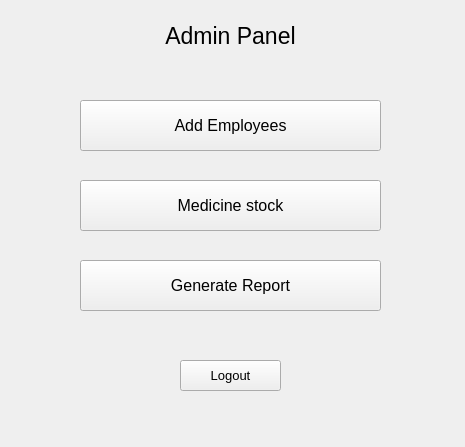
First picture: the form in admin_panel/admin_panel.ui, repository osamamuhammad3623/pharmacy_management_system, before the edit.
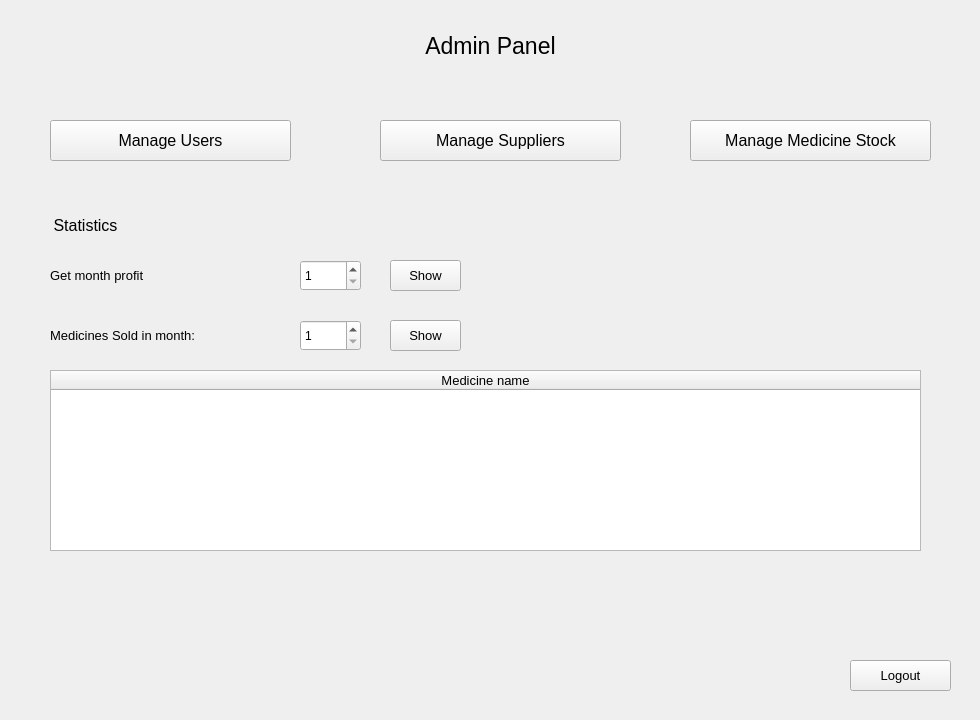
Second picture: the form after the edit.

Diff of the .ui file:
```diff
--- a/admin_panel/admin_panel.ui
+++ b/admin_panel/admin_panel.ui
@@ -6,36 +6,18 @@
    <rect>
     <x>0</x>
     <y>0</y>
-    <width>465</width>
-    <height>447</height>
+    <width>980</width>
+    <height>720</height>
    </rect>
   </property>
   <property name="windowTitle">
    <string>Form</string>
   </property>
-  <widget class="QPushButton" name="generate_reports">
-   <property name="geometry">
-    <rect>
-     <x>80</x>
-     <y>260</y>
-     <width>301</width>
-     <height>51</height>
-    </rect>
-   </property>
-   <property name="font">
-    <font>
-     <pointsize>12</pointsize>
-    </font>
-   </property>
-   <property name="text">
-    <string>Generate Report</string>
-   </property>
-  </widget>
   <widget class="QPushButton" name="logout">
    <property name="geometry">
     <rect>
-     <x>180</x>
-     <y>360</y>
+     <x>850</x>
+     <y>660</y>
      <width>101</width>
      <height>31</height>
     </rect>
@@ -52,10 +34,10 @@
   <widget class="QPushButton" name="md_stock">
    <property name="geometry">
     <rect>
-     <x>80</x>
-     <y>180</y>
-     <width>301</width>
-     <height>51</height>
+     <x>50</x>
+     <y>120</y>
+     <width>241</width>
+     <height>41</height>
     </rect>
    </property>
    <property name="font">
@@ -64,32 +46,14 @@
     </font>
    </property>
    <property name="text">
-    <string>Medicine stock</string>
-   </property>
-  </widget>
-  <widget class="QPushButton" name="add_employees">
-   <property name="geometry">
-    <rect>
-     <x>80</x>
-     <y>100</y>
-     <width>301</width>
-     <height>51</height>
-    </rect>
-   </property>
-   <property name="font">
-    <font>
-     <pointsize>12</pointsize>
-    </font>
-   </property>
-   <property name="text">
-    <string>Add Employees</string>
+    <string>Manage Users</string>
    </property>
   </widget>
   <widget class="QLabel" name="label_6">
    <property name="geometry">
     <rect>
-     <x>120</x>
-     <y>20</y>
+     <x>380</x>
+     <y>30</y>
      <width>221</width>
      <height>31</height>
     </rect>
@@ -106,6 +70,205 @@
     <set>Qt::AlignCenter</set>
    </property>
   </widget>
+  <widget class="QPushButton" name="manage_suppliers">
+   <property name="geometry">
+    <rect>
+     <x>380</x>
+     <y>120</y>
+     <width>241</width>
+     <height>41</height>
+    </rect>
+   </property>
+   <property name="font">
+    <font>
+     <pointsize>12</pointsize>
+    </font>
+   </property>
+   <property name="text">
+    <string>Manage Suppliers</string>
+   </property>
+  </widget>
+  <widget class="QPushButton" name="manage_med">
+   <property name="geometry">
+    <rect>
+     <x>690</x>
+     <y>120</y>
+     <width>241</width>
+     <height>41</height>
+    </rect>
+   </property>
+   <property name="font">
+    <font>
+     <pointsize>12</pointsize>
+    </font>
+   </property>
+   <property name="text">
+    <string>Manage Medicine Stock</string>
+   </property>
+  </widget>
+  <widget class="QPushButton" name="add_medicine">
+   <property name="geometry">
+    <rect>
+     <x>390</x>
+     <y>260</y>
+     <width>71</width>
+     <height>31</height>
+    </rect>
+   </property>
+   <property name="font">
+    <font>
+     <pointsize>10</pointsize>
+    </font>
+   </property>
+   <property name="text">
+    <string>Show</string>
+   </property>
+  </widget>
+  <widget class="QLabel" name="label_3">
+   <property name="geometry">
+    <rect>
+     <x>50</x>
+     <y>250</y>
+     <width>131</width>
+     <height>51</height>
+    </rect>
+   </property>
+   <property name="font">
+    <font>
+     <pointsize>10</pointsize>
+    </font>
+   </property>
+   <property name="text">
+    <string>Get month profit</string>
+   </property>
+  </widget>
+  <widget class="QLabel" name="label_7">
+   <property name="geometry">
+    <rect>
+     <x>30</x>
+     <y>210</y>
+     <width>111</width>
+     <height>31</height>
+    </rect>
+   </property>
+   <property name="font">
+    <font>
+     <pointsize>12</pointsize>
+    </font>
+   </property>
+   <property name="text">
+    <string>Statistics</string>
+   </property>
+   <property name="alignment">
+    <set>Qt::AlignCenter</set>
+   </property>
+  </widget>
+  <widget class="QLabel" name="label_4">
+   <property name="geometry">
+    <rect>
+     <x>50</x>
+     <y>310</y>
+     <width>201</width>
+     <height>51</height>
+    </rect>
+   </property>
+   <property name="font">
+    <font>
+     <pointsize>10</pointsize>
+    </font>
+   </property>
+   <property name="text">
+    <string>Medicines Sold in month:</string>
+   </property>
+  </widget>
+  <widget class="QPushButton" name="add_medicine_2">
+   <property name="geometry">
+    <rect>
+     <x>390</x>
+     <y>320</y>
+     <width>71</width>
+     <height>31</height>
+    </rect>
+   </property>
+   <property name="font">
+    <font>
+     <pointsize>10</pointsize>
+    </font>
+   </property>
+   <property name="text">
+    <string>Show</string>
+   </property>
+  </widget>
+  <widget class="QTableWidget" name="meds">
+   <property name="geometry">
+    <rect>
+     <x>50</x>
+     <y>370</y>
+     <width>871</width>
+     <height>181</height>
+    </rect>
+   </property>
+   <property name="font">
+    <font>
+     <pointsize>10</pointsize>
+    </font>
+   </property>
+   <property name="selectionMode">
+    <enum>QAbstractItemView::SingleSelection</enum>
+   </property>
+   <property name="selectionBehavior">
+    <enum>QAbstractItemView::SelectRows</enum>
+   </property>
+   <attribute name="horizontalHeaderCascadingSectionResizes">
+    <bool>false</bool>
+   </attribute>
+   <attribute name="horizontalHeaderStretchLastSection">
+    <bool>true</bool>
+   </attribute>
+   <column>
+    <property name="text">
+     <string>Medicine name</string>
+    </property>
+   </column>
+  </widget>
+  <widget class="QSpinBox" name="month_profit">
+   <property name="geometry">
+    <rect>
+     <x>300</x>
+     <y>260</y>
+     <width>61</width>
+     <height>31</height>
+    </rect>
+   </property>
+   <property name="minimum">
+    <number>1</number>
+   </property>
+   <property name="maximum">
+    <number>12</number>
+   </property>
+   <property name="value">
+    <number>1</number>
+   </property>
+  </widget>
+  <widget class="QSpinBox" name="meds_in_month">
+   <property name="geometry">
+    <rect>
+     <x>300</x>
+     <y>320</y>
+     <width>61</width>
+     <height>31</height>
+    </rect>
+   </property>
+   <property name="minimum">
+    <number>1</number>
+   </property>
+   <property name="maximum">
+    <number>12</number>
+   </property>
+   <property name="value">
+    <number>1</number>
+   </property>
+  </widget>
  </widget>
  <resources/>
  <connections/>
```
Left out of the diff: 2 changed lines with no effect on the pictures.
